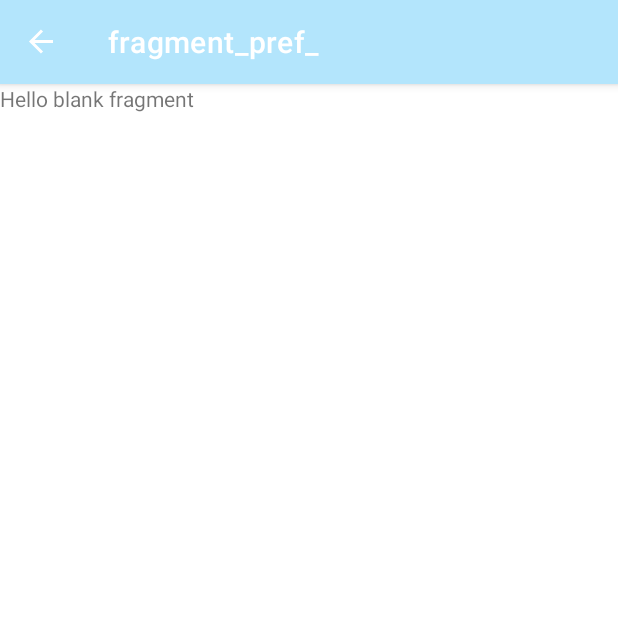
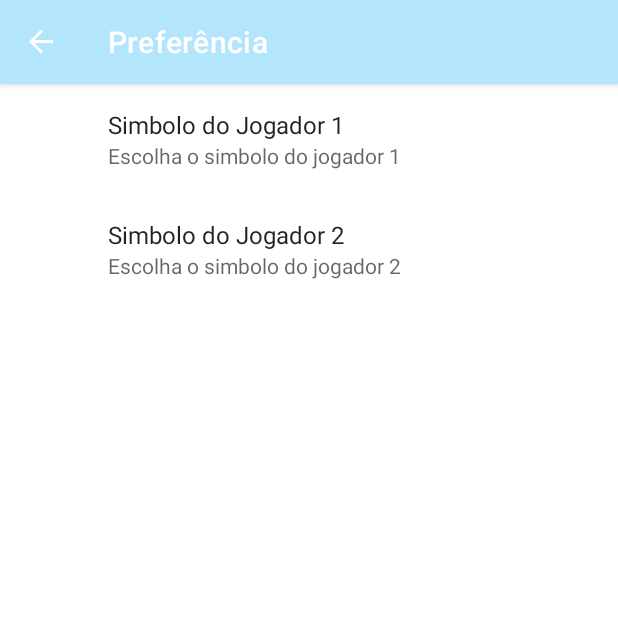
Before and after one commit to HoCH-DS/Jogo_da_Velha, an Android app: the Pref_Fragment screen opened through its navigation route, on a phone screen of 412 x 824 dp, the top half of it. Run offline under Robolectric (Android 15) with nearby library versions, the light colour scheme and no system bars; our stand-ins replace androidx.preference, navigation-ui.

Commit message:
Preferencias

```diff
--- a/app/build.gradle
+++ b/app/build.gradle
@@ -41,4 +41,5 @@ dependencies {
     testImplementation 'junit:junit:4.+'
     androidTestImplementation 'androidx.test.ext:junit:1.1.3'
     androidTestImplementation 'androidx.test.espresso:espresso-core:3.4.0'
+    implementation 'androidx.preference:preference:1.1.1'
 }
--- a/app/src/main/java/com/example/jogo_da_velha/activity/MainActivity.java
+++ b/app/src/main/java/com/example/jogo_da_velha/activity/MainActivity.java
@@ -46,10 +46,11 @@ public class MainActivity extends AppCompatActivity {
         // as you specify a parent activity in AndroidManifest.xml.
         int id = item.getItemId();
 
-        //noinspection SimplifiableIfStatement
+
+        /*//noinspection SimplifiableIfStatement
         if (id == R.id.action_settings) {
             return true;
-        }
+        }*/
 
         return super.onOptionsItemSelected(item);
     }
--- a/app/src/main/java/com/example/jogo_da_velha/fragment/Fragment_Jogo.java
+++ b/app/src/main/java/com/example/jogo_da_velha/fragment/Fragment_Jogo.java
@@ -3,10 +3,15 @@ package com.example.jogo_da_velha.fragment;
 import android.graphics.Color;
 import android.os.Bundle;
 
+import androidx.annotation.NonNull;
 import androidx.fragment.app.Fragment;
+import androidx.navigation.fragment.NavHostFragment;
 
 import android.util.Log;
 import android.view.LayoutInflater;
+import android.view.Menu;
+import android.view.MenuInflater;
+import android.view.MenuItem;
 import android.view.View;
 import android.view.ViewGroup;
 import android.widget.Button;
@@ -14,6 +19,7 @@ import android.widget.Toast;
 
 import com.example.jogo_da_velha.R;
 import com.example.jogo_da_velha.databinding.FragmentJogoBinding;
+import com.example.jogo_da_velha.util.PrefsUtil;
 
 import java.util.Arrays;
 import java.util.Random;
@@ -37,6 +43,8 @@ public class Fragment_Jogo extends Fragment {
     //variavel para contar o numero de jogadas
     private int numJogadas = 0;
 
+    //variaveis para o placar
+    private int placarJog1 = 0, placarJog2 = 0;
 
 
     @Override
@@ -46,8 +54,32 @@ public class Fragment_Jogo extends Fragment {
     }
 
     @Override
+    public boolean onOptionsItemSelected(@NonNull MenuItem item){
+        //verifica qual botao foi clicado no menu
+        switch (item.getItemId()){
+            //caso tenha clicado no resetar
+            case R.id.menu_resetar:
+                placarJog1 = 0;
+                placarJog2 = 0;
+                resetar();
+                atualizarPlacar();
+                break;
+            //caso tenha clicado no preference
+            case R.id.menu_pref:
+                NavHostFragment.findNavController(Fragment_Jogo.this).navigate(R.id.action_fragment_Jogo_to_pref_Fragment);
+                break;
+        }
+
+
+        return true;
+    }
+
+    @Override
     public View onCreateView(LayoutInflater inflater, ViewGroup container,
                              Bundle savedInstanceState) {
+        // habilita o menu neste fragment
+        setHasOptionsMenu(true);
+
         // Inflate the layout for this fragment
         binding = FragmentJogoBinding .inflate(inflater, container , false);
 
@@ -77,15 +109,20 @@ public class Fragment_Jogo extends Fragment {
             Arrays.fill(vetor, "");
         }
 
-        //
+        //intancia o Random
         random = new Random();
 
-        simbJog1 = "X";
-        simbJog2 = "O";
+        //define os simbolos dos jogadores
+        simbJog1 = PrefsUtil.getsimboloJo1(getContext());
+        simbJog2 = PrefsUtil.getsimboloJo2(getContext());
 
-        //sortea que inicia o jogo
+        //sortea quem inicia o jogo
         sorteia();
 
+        //atualiza a vez
+        atualizaVez();
+
+        //retorna a view do fragment
         return binding.getRoot();
 
     }
@@ -143,6 +180,18 @@ public class Fragment_Jogo extends Fragment {
 
     }
 
+    private void atualizarPlacar(){
+        binding.PlacarJog1.setText(placarJog1+"");
+        binding.PlacarJog2.setText(placarJog2+"");
+    }
+
+    @Override
+    public void onCreateOptionsMenu(@NonNull Menu menu, @NonNull MenuInflater inflater) {
+        inflater.inflate(R.menu.menu_main, menu);
+        super.onCreateOptionsMenu(menu, inflater);
+
+    }
+
     private View.OnClickListener ListenerBotoes = btPress -> {
         //incrementa o numero de jogadas
         numJogadas++;
@@ -175,6 +224,14 @@ public class Fragment_Jogo extends Fragment {
         //verifica se venceu
         if(numJogadas >= 5 && venceu()){
             Toast.makeText(getContext(),R.string.venceu, Toast.LENGTH_SHORT).show();
+
+            if (simbolo.equals(simbJog1)){
+                placarJog1++;
+            }else {
+                placarJog2++;
+            }
+            // atualiza o placar
+            atualizarPlacar();
             //chama o metodo resetar
             resetar();
 
@@ -188,12 +245,18 @@ public class Fragment_Jogo extends Fragment {
             simbolo = simbolo.equals(simbJog1) ? simbJog2 :simbJog1;
             //chama o metodo
             atualizaVez();
+
         }
 
     };
 
     //metodo para resetar
     private void resetar(){
+
+        for(String[] vetor :tabuleiro){
+            Arrays.fill(vetor, "");
+        }
+
         for (int i = 0; i < botoes.length; i++){
             botoes[i].setText("");
             //desabilitar o botao
--- a/app/src/main/java/com/example/jogo_da_velha/fragment/Pref_Fragment.java
+++ b/app/src/main/java/com/example/jogo_da_velha/fragment/Pref_Fragment.java
@@ -1,66 +1,14 @@
 package com.example.jogo_da_velha.fragment;
 
 import android.os.Bundle;
-
-import androidx.fragment.app.Fragment;
-
-import android.view.LayoutInflater;
-import android.view.View;
-import android.view.ViewGroup;
-
+import androidx.preference.PreferenceFragmentCompat;
 import com.example.jogo_da_velha.R;
 
-/**
- * A simple {@link Fragment} subclass.
- * Use the {@link Pref_Fragment#newInstance} factory method to
- * create an instance of this fragment.
- */
-public class Pref_Fragment extends Fragment {
 
-    // TODO: Rename parameter arguments, choose names that match
-    // the fragment initialization parameters, e.g. ARG_ITEM_NUMBER
-    private static final String ARG_PARAM1 = "param1";
-    private static final String ARG_PARAM2 = "param2";
 
-    // TODO: Rename and change types of parameters
-    private String mParam1;
-    private String mParam2;
-
-    public Pref_Fragment() {
-        // Required empty public constructor
-    }
-
-    /**
-     * Use this factory method to create a new instance of
-     * this fragment using the provided parameters.
-     *
-     * @param param1 Parameter 1.
-     * @param param2 Parameter 2.
-     * @return A new instance of fragment Pref_Fragment.
-     */
-    // TODO: Rename and change types and number of parameters
-    public static Pref_Fragment newInstance(String param1, String param2) {
-        Pref_Fragment fragment = new Pref_Fragment();
-        Bundle args = new Bundle();
-        args.putString(ARG_PARAM1, param1);
-        args.putString(ARG_PARAM2, param2);
-        fragment.setArguments(args);
-        return fragment;
-    }
-
+public class Pref_Fragment extends PreferenceFragmentCompat {
     @Override
-    public void onCreate(Bundle savedInstanceState) {
-        super.onCreate(savedInstanceState);
-        if (getArguments() != null) {
-            mParam1 = getArguments().getString(ARG_PARAM1);
-            mParam2 = getArguments().getString(ARG_PARAM2);
-        }
-    }
-
-    @Override
-    public View onCreateView(LayoutInflater inflater, ViewGroup container,
-                             Bundle savedInstanceState) {
-        // Inflate the layout for this fragment
-        return inflater.inflate(R.layout.fragment_pref_, container, false);
+    public void onCreatePreferences(Bundle savedInstanceState, String rootKey) {
+        addPreferencesFromResource(R.xml.preferences);
     }
 }
--- /dev/null
+++ b/app/src/main/java/com/example/jogo_da_velha/util/PrefsUtil.java
@@ -0,0 +1,28 @@
+package com.example.jogo_da_velha.util;
+
+import android.content.Context;
+import android.content.SharedPreferences;
+import android.preference.PreferenceManager;
+
+
+public class PrefsUtil {
+
+    public static void  salvarSimboloJog1(String simbolo, Context context){
+        SharedPreferences preferences = PreferenceManager.getDefaultSharedPreferences(context);
+        SharedPreferences.Editor editor = preferences.edit();
+        editor.putString("simb_jo1g", simbolo);
+        editor.commit();
+    }
+
+    public static String getsimboloJo1(Context context){
+        SharedPreferences preferences = PreferenceManager.getDefaultSharedPreferences(context);
+        SharedPreferences.Editor editor = preferences.edit();
+        return preferences.getString("simb_jog1", "X");
+    }
+
+
+    public static String getsimboloJo2(Context context){
+        SharedPreferences preferences = PreferenceManager.getDefaultSharedPreferences(context);
+        return preferences.getString("simb_jog2", "O");
+    }
+}
--- a/app/src/main/res/menu/menu_main.xml
+++ b/app/src/main/res/menu/menu_main.xml
@@ -3,8 +3,23 @@
     xmlns:tools="http://schemas.android.com/tools"
     tools:context="com.example.jogo_da_velha.activity.MainActivity">
     <item
-        android:id="@+id/action_settings"
-        android:orderInCategory="100"
-        android:title="@string/action_settings"
-        app:showAsAction="never" />
+        android:id="@+id/menu_resetar"
+        android:title="@string/resetar"
+        app:showAsAction="always"
+        android:icon="@android:drawable/ic_menu_revert"
+        />
+
+    <item
+        android:id="@+id/menu_inicio"
+        android:title="@string/tela_inicial"
+        app:showAsAction="never"
+        android:icon="@android:drawable/ic_media_rew"
+        />
+
+    <item
+        android:id="@+id/menu_pref"
+        android:title="@string/preferencias"
+        app:showAsAction="always"
+        android:icon="@android:drawable/ic_menu_preferences"
+        />
 </menu>
--- a/app/src/main/res/navigation/nav_graph.xml
+++ b/app/src/main/res/navigation/nav_graph.xml
@@ -4,7 +4,6 @@
     xmlns:tools="http://schemas.android.com/tools"
     android:id="@+id/nav_graph"
     app:startDestination="@id/fragment_Jogo">
-
 
     <fragment
         android:id="@+id/fragment_Inicio"
@@ -30,6 +29,6 @@
     <fragment
         android:id="@+id/pref_Fragment"
         android:name="com.example.jogo_da_velha.fragment.Pref_Fragment"
-        android:label="fragment_pref_"
+        android:label="Preferência"
         tools:layout="@layout/fragment_pref_" />
 </navigation>
--- a/app/src/main/res/values/strings.xml
+++ b/app/src/main/res/values/strings.xml
@@ -5,5 +5,8 @@
     <string name="hello_blank_fragment">Hello blank fragment</string>
     <string name="venceu">PLIM Você VENCEU</string>
     <string name="velha">Teu Velha ksksks</string>
+    <string name="resetar">Zera o placar</string>
+    <string name="tela_inicial">Voltar á tela inicial</string>
+    <string name="preferencias">Preferencias</string>
 
 </resources>
--- /dev/null
+++ b/app/src/main/res/xml/preferences.xml
@@ -0,0 +1,15 @@
+<?xml version="1.0" encoding="utf-8"?>
+<androidx.preference.PreferenceScreen
+    xmlns:android="http://schemas.android.com/apk/res/android">
+    <androidx.preference.EditTextPreference
+        android:key="simb_jog1"
+        android:title="Simbolo do Jogador 1"
+        android:summary="Escolha o simbolo do jogador 1"
+        />
+
+    <androidx.preference.EditTextPreference
+        android:key="simb_jog2"
+        android:title="Simbolo do Jogador 2"
+        android:summary="Escolha o simbolo do jogador 2"
+        />
+</androidx.preference.PreferenceScreen>
```
